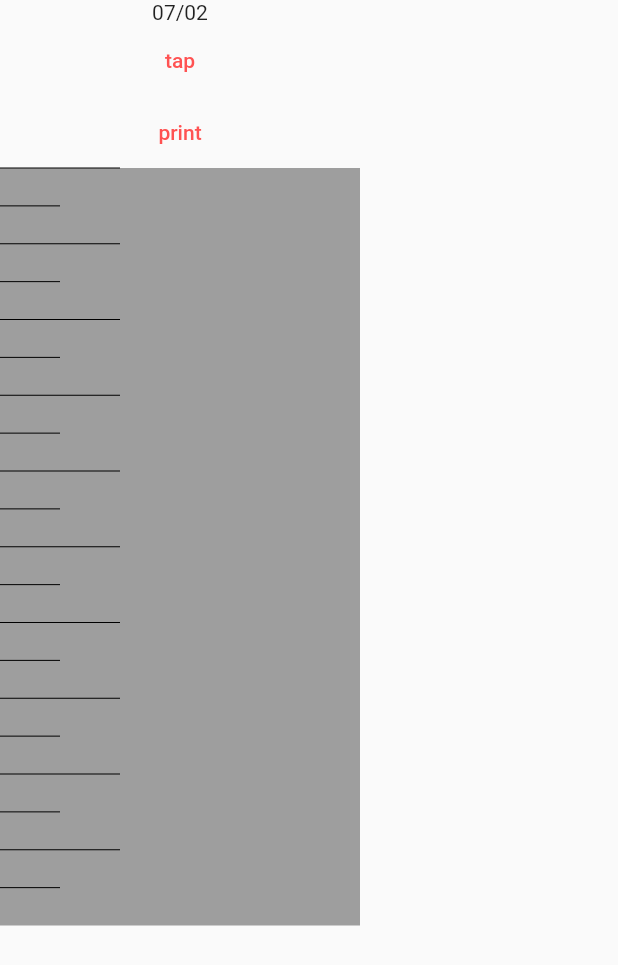
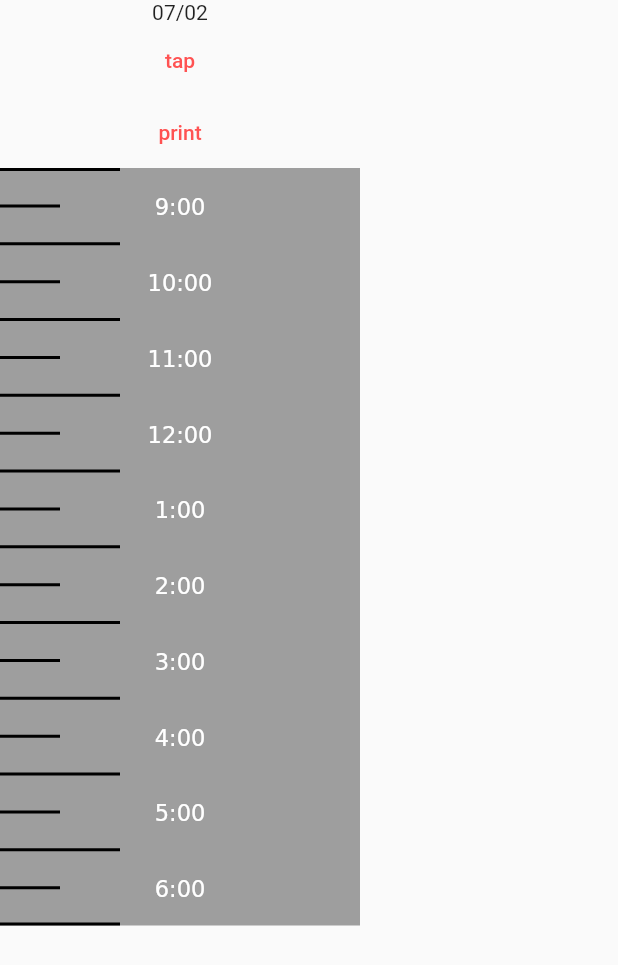
Before and after one commit to brohemz/ACMMobileDevSummer2020, a Flutter app: the TimeSliderWidget widget shown alone on an empty page, opened directly, after a tap on "print", on a phone screen of 412 x 824 dp. Shown: the top 965 px of the screen. Run offline on Flutter 3.47's test engine with Material 2 defaults, Android fonts, the phone set to English and light mode, and no system bars; our stand-ins replace contacts_service, permission_handler; missing offline and left inert: date_range_picker.

```diff
--- a/proto_scheduler/lib/daymodel.dart
+++ b/proto_scheduler/lib/daymodel.dart
@@ -15,7 +15,7 @@ class DayModel extends ChangeNotifier{
 
   int get totalTimes => _number;
 
-  double range_low = 0;
+  static const double range_low = 0;
 
   double clamp(double newLen){
     double ret = 0;
@@ -68,18 +68,32 @@ class DayModel extends ChangeNotifier{
     return ret;
   }
 
-  // TODO: Use range in lieu of lens
-  List<double> getTimes(){
-    List<double> ret = [];
+  // TODO: Return DateTime instead
+  // Returns sorted time-ranges for each slider
+  List<List<double>> getTimes(){
+    List<List<double>> ret = [];
 
-    final double ratioPerMinute = getRatio();
+    final double startTime = 9.00;
 
-    lens.forEach((curLen){
-      ret.add(curLen*ratioPerMinute);
+    final double ratioPerMinute = 1 / getRatio();
+
+    List<List<double>> ranges = getRanges();
+
+    ranges.forEach((curRange){
+      final double curLen = curRange[1] - curRange[0];
+
+      final double time = curLen * ratioPerMinute / 60;
+      final double timeOffset = (curRange[0] * ratioPerMinute / 60);
+
+      double adjustedTime = startTime + timeOffset + time;
+
+      ret.add([startTime + timeOffset, adjustedTime]);
+      ret.sort((a, b) => a[0].compareTo(b[0]));
     });
 
     return ret;
   }
+
 
   operator []=(int i, double val){
     lens[i] = clamp(val);
--- a/proto_scheduler/lib/timeslider.dart
+++ b/proto_scheduler/lib/timeslider.dart
@@ -1,3 +1,5 @@
+import 'dart:ui';
+
 import 'package:flutter/material.dart';
 import 'package:flutter/semantics.dart';
 import 'dart:math' as Math;
@@ -89,10 +91,16 @@ class _TimeSliderWidgetState extends State<TimeSliderWidget> with AutomaticKeepA
                       width: boxWidth,
                       height: boxHeight,
                       child: CustomPaint(
-                        painter: TimeSliderPainter(model.getRatio(), 10)
+                        painter: TimeSliderPainter(model.getRatio(), 9, 19)
                       )
                     ) as Widget,
-                  ] + ret
+                  ] + ret + [IgnorePointer(child: SizedBox(
+                    width: boxWidth,
+                    height: boxHeight,
+                    child: CustomPaint(
+                      painter: TimeSliderPainter(model.getRatio(), 9, 19, overlay: true),
+                    )
+                  ))]
                 )
             )
           )
@@ -130,33 +138,65 @@ class _TimeSliderWidgetState extends State<TimeSliderWidget> with AutomaticKeepA
 
 }
 
+
 class TimeSliderPainter extends CustomPainter {
   final double _ratio;
-  final double _hours;
+  final double _startTime;
+  final double _endTime;
+  final bool overlay;
 
-  TimeSliderPainter(this._ratio, this._hours);
+
+  TimeSliderPainter(this._ratio, this._startTime, this._endTime, {this.overlay = false});
 
   @override
   void paint(Canvas canvas, Size size){
     final paintGrey = Paint()..color = Colors.grey;
-    final paintBlack = Paint()..color = Colors.black;
+    var paintLine = Paint();
+    paintLine.color = Colors.black;
+    paintLine.strokeWidth = 2;
     final double boxWidth = size.width.toDouble();
     final double boxHeight = size.height.toDouble();
 
+    if(!overlay){
       final rect = Rect.fromLTRB(0.0, 0.0, boxWidth, boxHeight);
       canvas.drawRect(rect, paintGrey);
-
+    }else{
       final double halfHourSample = (_ratio * 30);
 
-    for(int i = 0; i < _hours * 2; i++){
+      int hour = _startTime.toInt();
+
+      for(int i = 0; i <= (_endTime - _startTime) * 2; i++){
         Offset p1 = Offset(0, i * halfHourSample);
         Offset p2 = Offset(40, i * halfHourSample);
 
         if(i % 2 == 0){
           p2 = Offset(80, i * halfHourSample);
+          if(i != 0 && i != (_endTime - _startTime) * 2){
+            hour++;
+          }
+        }else{
+          var paraBuilder = ParagraphBuilder(ParagraphStyle(textAlign: TextAlign.center, fontSize: 15));
+
+          int hour12 = hour % 12;
+          if(hour12 == 0){
+            hour12 = 12;
+          }
+          paraBuilder.addText(hour12.toString() + ":00");
+          var build = paraBuilder.build();
+          build.layout(ParagraphConstraints(width: 50));
+
+          canvas.drawParagraph(build, Offset(boxWidth / 2 - 25, i * halfHourSample - (halfHourSample / 2 - 5)));
         }
 
-      canvas.drawLine(p1, p2, paintBlack);
+        if(i == 0){
+          p1 = Offset(0, 1);
+          p2 = Offset(80, 1);
+        }else if(i == (_endTime - _startTime) * 2){
+          p1 = Offset(0, boxHeight - 1);
+          p2 = Offset(80, boxHeight - 1);
+        }
+        canvas.drawLine(p1, p2, paintLine);
+      }
     }
   }
 
```
Lines whose indentation alone changed are shown as unchanged.
